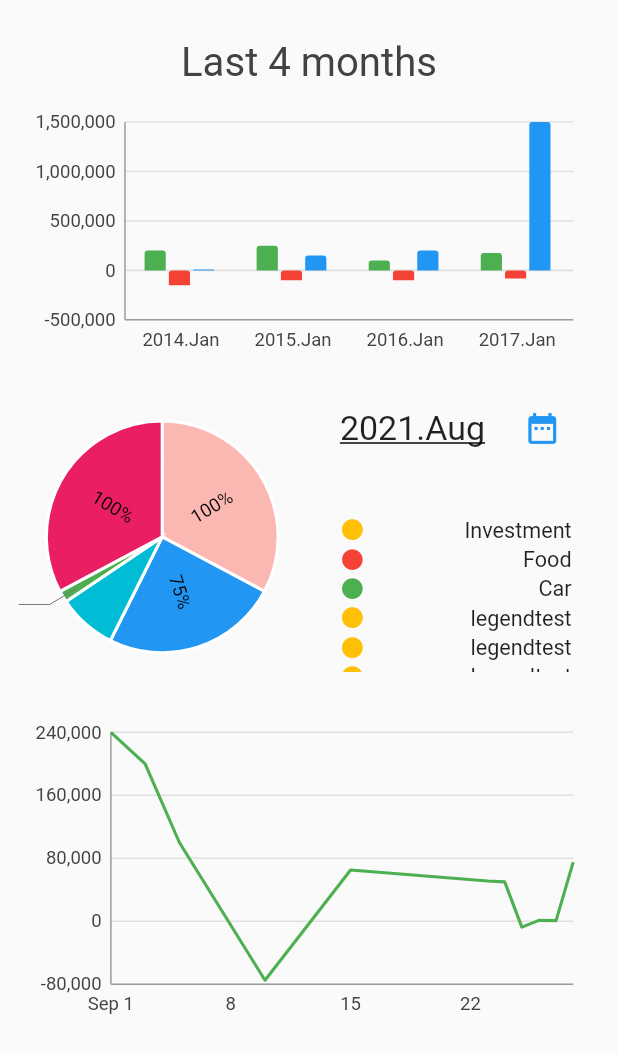
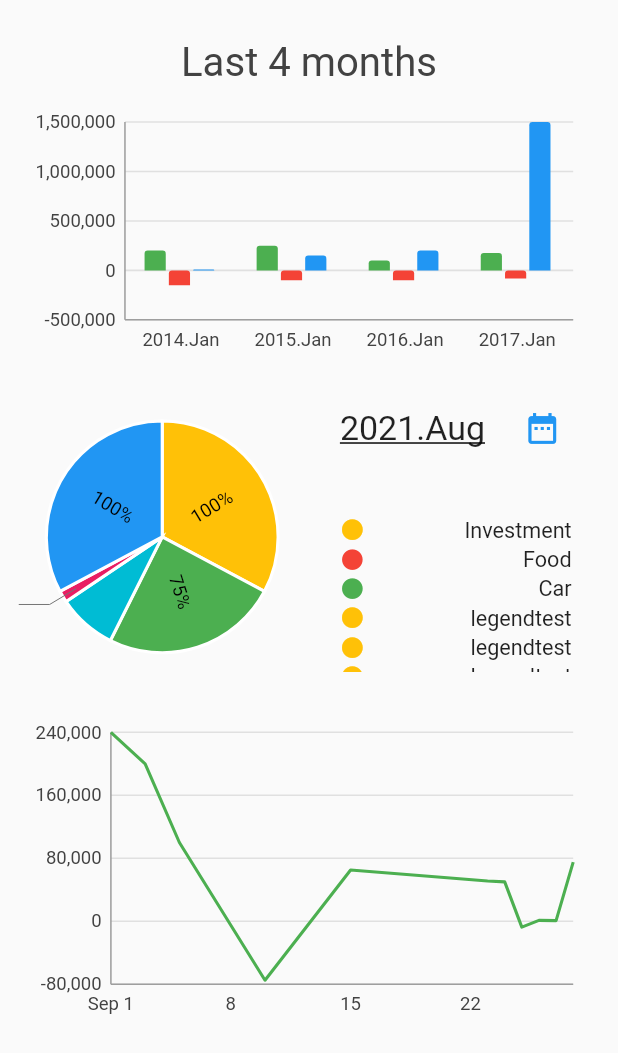
Before and after one commit to dodoqqww/my_budget, a Flutter app: the GraphScreen screen opened directly, on a phone screen of 412 x 824 dp. Shown: the top 1053 px of the screen. Run offline on Flutter 3.47's test engine with Material 2 defaults, Android fonts, the phone set to English and light mode, and no system bars; our stand-ins replace charts_flutter, convex_bottom_bar, expandable, flutter_money_formatter, get_it, month_picker_dialog and 2 more; missing offline and left inert: charts_common, flutter_date_picker_timeline, flutter_material_color_picker, flutter_picker; generated files the repository leaves out were written again.

Commit message:
updated colors

```diff
--- a/lib/models/transaction_category.dart
+++ b/lib/models/transaction_category.dart
@@ -3,7 +3,8 @@ import 'package:flutter/material.dart';
 class TrxCategory {
   String id;
   String name;
+  MaterialColor color;
   //TODO Color example: charts.MaterialPalette.red.makeShades(5)[4]
 
-  TrxCategory({@required this.id, @required this.name});
+  TrxCategory({@required this.id, @required this.name, this.color});
 }
--- a/lib/ui/screens/graph_screen.dart
+++ b/lib/ui/screens/graph_screen.dart
@@ -1,7 +1,7 @@
 import 'package:flutter/material.dart';
 import 'package:flutter_staggered_grid_view/flutter_staggered_grid_view.dart';
 import 'package:month_picker_dialog/month_picker_dialog.dart';
-import 'package:my_budget/ui/widgets/chart.dart';
+import 'package:my_budget/ui/widgets/chart_widgets.dart';
 import 'package:my_budget/ui/widgets/legend_widget.dart';
 import './/ui/common/style.dart';
 
@@ -80,7 +80,7 @@ class MonthChartWidget extends StatelessWidget {
         child: getAppCardStyle(
             child: Padding(
                 padding: EdgeInsets.all(5),
-                child: SimpleTimeSeriesChart.withSampleData())));
+                child: MonthLineChart.withSampleData())));
   }
 }
 
@@ -149,7 +149,7 @@ class PieChart extends StatelessWidget {
     return Padding(
       padding: const EdgeInsets.only(left: 10),
       child: getAppCardStyle(
-        child: Center(child: DatumLegendOptions.withSampleData()),
+        child: Center(child: PieCHart.withSampleData()),
       ),
     );
   }
@@ -166,8 +166,7 @@ class LastFourMonthChartWidget extends StatelessWidget {
       padding: const EdgeInsets.only(left: 10, right: 10, top: 10),
       child: getAppCardStyle(
         child: Padding(
-            padding: EdgeInsets.all(5),
-            child: OrdinalComboBarLineChart.withSampleData()),
+            padding: EdgeInsets.all(5), child: ComboChart.withSampleData()),
       ),
     );
   }
--- a/lib/ui/widgets/chart.dart
+++ b/lib/ui/widgets/chart_widgets.dart
@@ -3,15 +3,17 @@
 import 'package:charts_flutter/flutter.dart';
 import 'package:flutter/material.dart';
 import 'package:charts_flutter/flutter.dart' as charts;
+import 'package:charts_common/common.dart' as color;
 
-class OrdinalComboBarLineChart extends StatelessWidget {
+//top chart
+class ComboChart extends StatelessWidget {
   final List<charts.Series> seriesList;
   final bool animate;
 
-  OrdinalComboBarLineChart(this.seriesList, {this.animate});
+  ComboChart(this.seriesList, {this.animate});
 
-  factory OrdinalComboBarLineChart.withSampleData() {
-    return new OrdinalComboBarLineChart(
+  factory ComboChart.withSampleData() {
+    return new ComboChart(
       _createSampleData(),
       // Disable animations for image tests.
       animate: false,
@@ -122,7 +124,6 @@ class OrdinalComboBarLineChart extends StatelessWidget {
   }
 }
 
-/// Sample ordinal data type.
 class OrdinalSales {
   final String year;
   final int sales;
@@ -130,14 +131,15 @@ class OrdinalSales {
   OrdinalSales(this.year, this.sales);
 }
 
-class DatumLegendOptions extends StatelessWidget {
+//pie chart
+class PieCHart extends StatelessWidget {
   final List<charts.Series> seriesList;
   final bool animate;
 
-  DatumLegendOptions(this.seriesList, {this.animate});
+  PieCHart(this.seriesList, {this.animate});
 
-  factory DatumLegendOptions.withSampleData() {
-    return new DatumLegendOptions(
+  factory PieCHart.withSampleData() {
+    return new PieCHart(
       _createSampleData(),
       // Disable animations for image tests.
       animate: false,
@@ -159,14 +161,11 @@ class DatumLegendOptions extends StatelessWidget {
   /// Create series list with one series
   static List<charts.Series<LinearSales, String>> _createSampleData() {
     final data = [
-      new LinearSales("Food", 100, charts.MaterialPalette.red.makeShades(5)[4]),
-      new LinearSales("Investment", 75, MaterialPalette.blue.shadeDefault),
-      new LinearSales("Invoices", 25, MaterialPalette.cyan.shadeDefault),
-      new LinearSales("3", 5, MaterialPalette.green.shadeDefault),
-      new LinearSales("4", 100, MaterialPalette.pink.shadeDefault),
-      // new LinearSales("5", 75),
-      // new LinearSales("6", 25),
-      // new LinearSales("7", 5),
+      new LinearSales("Food", 100, Colors.amber),
+      new LinearSales("Investment", 75, Colors.green),
+      new LinearSales("Invoices", 25, Colors.cyan),
+      new LinearSales("3", 5, Colors.pink),
+      new LinearSales("4", 100, Colors.blue),
     ];
 
     return [
@@ -174,7 +173,8 @@ class DatumLegendOptions extends StatelessWidget {
         id: 'Sales',
         domainFn: (LinearSales data, _) => data.category,
         measureFn: (LinearSales data, _) => data.sales,
-        colorFn: (LinearSales data, __) => data.color,
+        colorFn: (LinearSales data, __) =>
+            charts.ColorUtil.fromDartColor(data.color),
         outsideLabelStyleAccessorFn: (LinearSales data, _) =>
             new charts.TextStyleSpec(color: MaterialPalette.black),
         insideLabelStyleAccessorFn: (LinearSales data, _) =>
@@ -187,24 +187,24 @@ class DatumLegendOptions extends StatelessWidget {
   }
 }
 
-/// Sample linear data type.
 class LinearSales {
   final String category;
   final int sales;
-  final Color color;
+  final MaterialColor color;
 
   LinearSales(this.category, this.sales, this.color);
 }
 
-class SimpleTimeSeriesChart extends StatelessWidget {
+//mont line chart
+class MonthLineChart extends StatelessWidget {
   final List<charts.Series> seriesList;
   final bool animate;
 
-  SimpleTimeSeriesChart(this.seriesList, {this.animate});
+  MonthLineChart(this.seriesList, {this.animate});
 
   /// Creates a [TimeSeriesChart] with sample data and no transition.
-  factory SimpleTimeSeriesChart.withSampleData() {
-    return new SimpleTimeSeriesChart(
+  factory MonthLineChart.withSampleData() {
+    return new MonthLineChart(
       _createSampleData(),
       // Disable animations for image tests.
       animate: false,
@@ -321,7 +321,6 @@ class SimpleTimeSeriesChart extends StatelessWidget {
   }
 }
 
-/// Sample time series data type.
 class TimeSeriesSales {
   final DateTime time;
   final int sales;
--- a/lib/ui/widgets/legend_widget.dart
+++ b/lib/ui/widgets/legend_widget.dart
@@ -2,7 +2,7 @@ import 'package:flutter/material.dart';
 
 class MyLegendWidget extends StatelessWidget {
   final String text;
-  final Color color;
+  final MaterialColor color;
   final double space;
 
   const MyLegendWidget(
```
Also changed, not shown: lib/ui/widgets/add_category_dialog.dart (+53 -21 lines).
